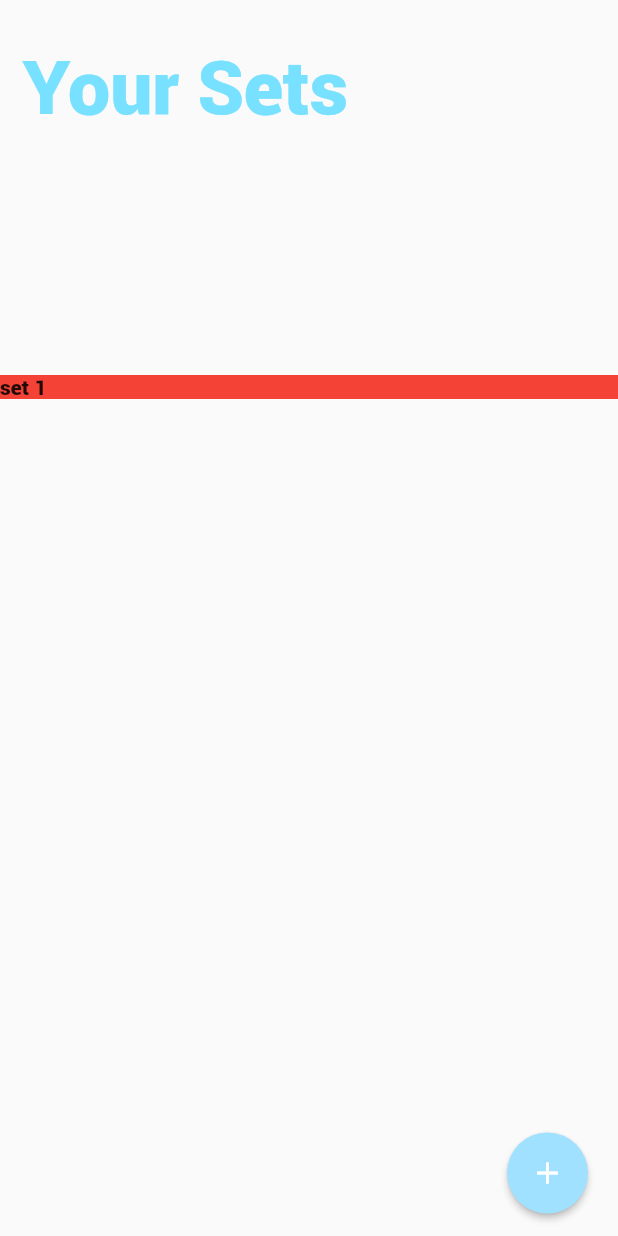
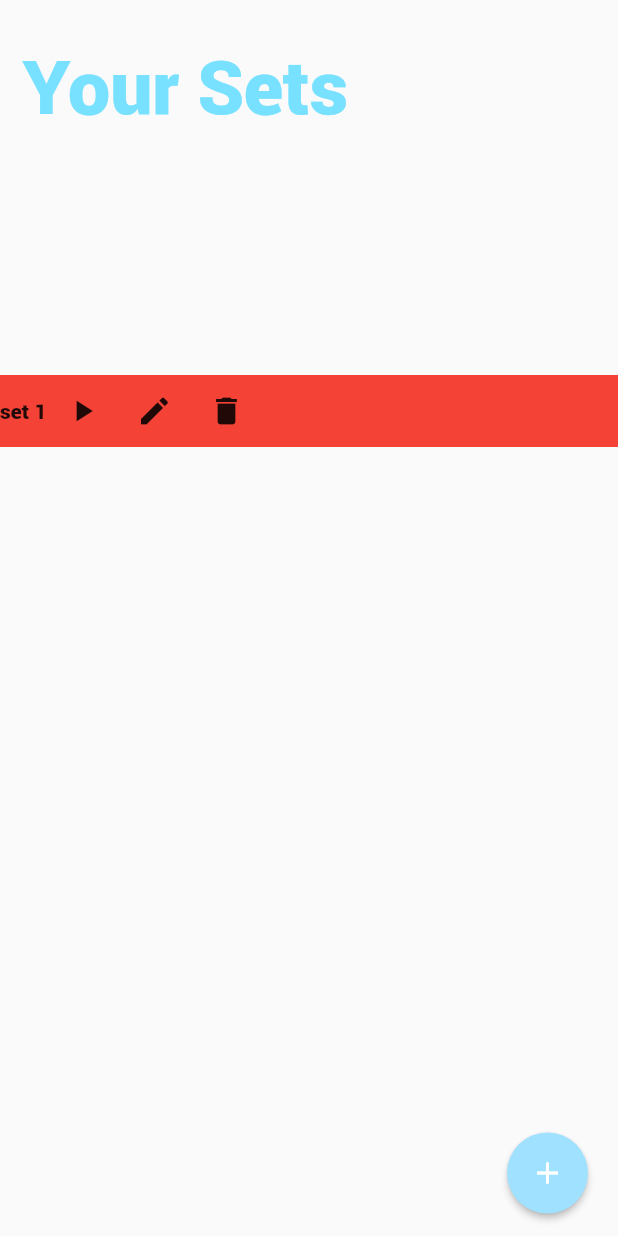
Before and after one commit to yijia03/Hackathon, a Flutter app: the HomePage screen opened directly, on a phone screen of 412 x 824 dp. Run offline on Flutter 3.47's test engine with Material 2 defaults, Android fonts, the phone set to English and light mode, and no system bars.

Commit message:
maybe made changes?

```diff
--- a/lib/widgets/set_card.dart
+++ b/lib/widgets/set_card.dart
@@ -1,4 +1,9 @@
 import 'package:flutter/material.dart';
+import 'package:papyrus/screens/practice_screen.dart';
+import 'package:papyrus/utilities/brain.dart';
+import 'package:provider/provider.dart';
+
+import '../screens/editor_screen.dart';
 
 class SetCard extends StatelessWidget {
   String _name;
@@ -6,6 +11,31 @@ class SetCard extends StatelessWidget {
 
   @override
   Widget build(BuildContext context) {
-    return Container(child: Text(_name), color: Colors.red,);
+    Brain b = Provider.of<Brain>(context, listen: false);
+    return Container(
+      child: Row(
+        children: [
+          Text(_name),
+          IconButton(
+              onPressed: () {
+                b.select(_name);
+                Navigator.pushNamed(context, PracticeScreen.id);
+              },
+              icon: Icon(Icons.play_arrow)),
+          IconButton(
+              onPressed: () {
+                b.select(_name);
+                Navigator.pushNamed(context, EditorScreen.id);
+              },
+              icon: Icon(Icons.create)),
+          IconButton(
+              onPressed: () {
+                b.delete(_name);
+              },
+              icon: Icon(Icons.delete)),
+        ],
+      ),
+      color: Colors.red,
+    );
   }
 }
```
